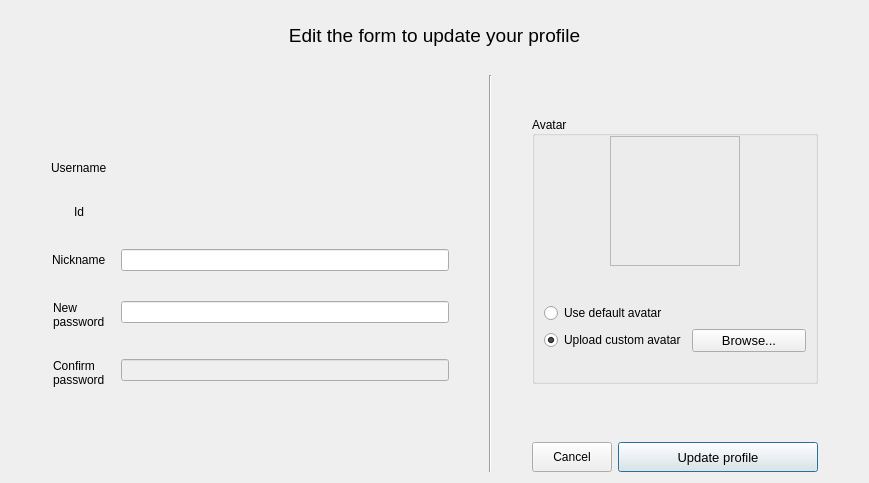
The window that textedit/forms/profileeditwindow.ui (pgallo725/livetext-pds) describes before a commit, drawn with Qt 5.
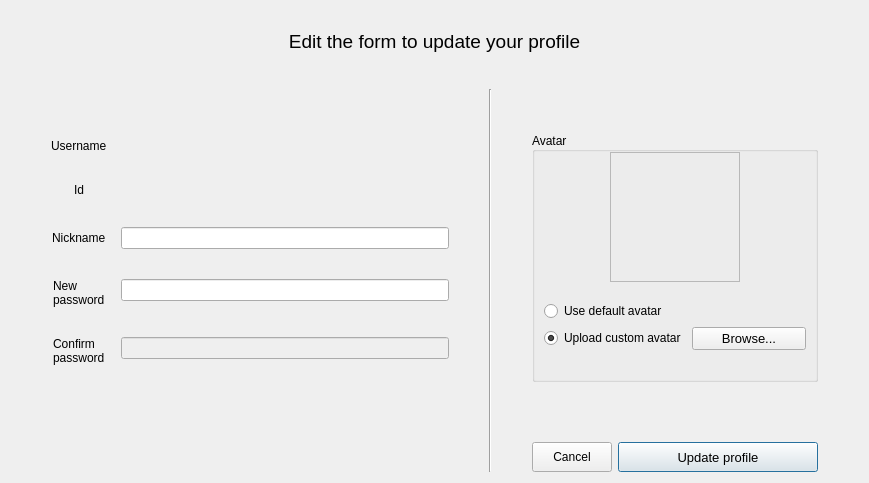
The same window after the commit.

Commit message: Fixed export PDF filename

What changed in the file:
```diff
--- a/textedit/forms/profileeditwindow.ui
+++ b/textedit/forms/profileeditwindow.ui
@@ -84,12 +84,12 @@
           <enum>Qt::Vertical</enum>
          </property>
          <property name="sizeType">
-          <enum>QSizePolicy::Expanding</enum>
+          <enum>QSizePolicy::Preferred</enum>
          </property>
          <property name="sizeHint" stdset="0">
           <size>
            <width>20</width>
-           <height>40</height>
+           <height>50</height>
           </size>
          </property>
         </spacer>
@@ -348,7 +348,7 @@
             <property name="sizeHint" stdset="0">
              <size>
               <width>20</width>
-              <height>40</height>
+              <height>20</height>
              </size>
             </property>
            </spacer>
```
Left out of the diff: 6 changed lines with no effect on the pictures. The commit also changes 1 other file.
